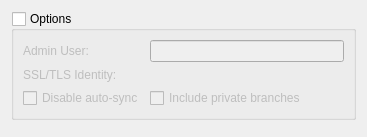
Qt form src/plugins/fossil/cloneoptionspanel.ui (nomadbyte/qtcreator-plugin-fossil) before a commit.
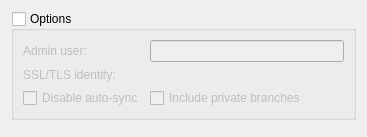
The same form after that commit. Custom widgets are drawn as their Qt base class.

What changed in the file:
```diff
--- a/src/plugins/fossil/cloneoptionspanel.ui
+++ b/src/plugins/fossil/cloneoptionspanel.ui
@@ -41,7 +41,7 @@
          <string>Privileged user added automatically to the created local repository.</string>
         </property>
         <property name="text">
-         <string>Admin User:</string>
+         <string>Admin user:</string>
         </property>
        </widget>
       </item>
@@ -58,7 +58,7 @@
          <string>SSL/TLS client identity key to use if requested by the server.</string>
         </property>
         <property name="text">
-         <string>SSL/TLS Identity:</string>
+         <string>SSL/TLS identity:</string>
         </property>
        </widget>
       </item>
```
Left out of the diff: 8 changed lines with no effect on the pictures.
